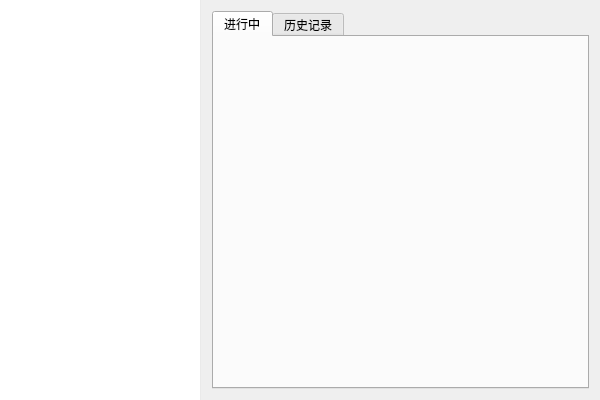
The window that MeetingManager/MeetingManager/MeetingManager.ui (hyq5436/playground) describes before a commit, drawn with Qt 5.
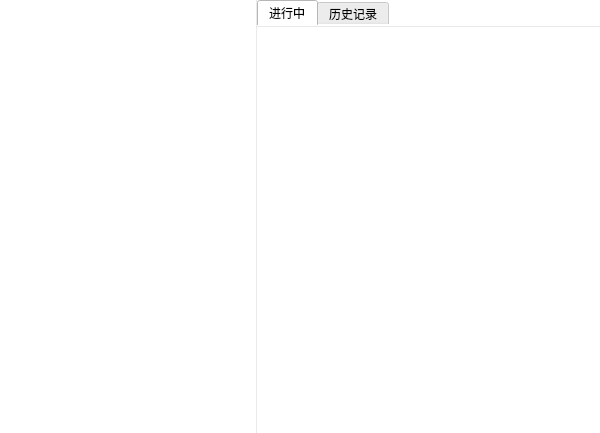
The same window after the commit. The open tabs and pages were chosen to show the change. Custom widgets are drawn as their Qt base class.

Diff of the .ui file:
```diff
--- a/MeetingManager/MeetingManager/MeetingManager.ui
+++ b/MeetingManager/MeetingManager/MeetingManager.ui
@@ -7,13 +7,13 @@
     <x>0</x>
     <y>0</y>
     <width>600</width>
-    <height>400</height>
+    <height>433</height>
    </rect>
   </property>
   <property name="windowTitle">
    <string>MeetingManager</string>
   </property>
-  <layout class="QHBoxLayout" name="horizontalLayout" stretch="1,0,2">
+  <layout class="QHBoxLayout" name="horizontalLayout" stretch="0,0,1">
    <property name="spacing">
     <number>0</number>
    </property>
@@ -72,20 +72,71 @@
    </item>
    <item>
     <widget class="QStackedWidget" name="stackedWidget">
+     <property name="lineWidth">
+      <number>0</number>
+     </property>
      <property name="currentIndex">
-      <number>0</number>
+      <number>2</number>
      </property>
+     <widget class="VoiceLaunchWidget" name="page_1"/>
      <widget class="QWidget" name="page">
+      <property name="autoFillBackground">
+       <bool>false</bool>
+      </property>
+      <property name="styleSheet">
+       <string notr="true">background-color:white;</string>
+      </property>
       <layout class="QVBoxLayout" name="verticalLayout">
+       <property name="spacing">
+        <number>0</number>
+       </property>
+       <property name="leftMargin">
+        <number>0</number>
+       </property>
+       <property name="topMargin">
+        <number>0</number>
+       </property>
+       <property name="rightMargin">
+        <number>0</number>
+       </property>
+       <property name="bottomMargin">
+        <number>0</number>
+       </property>
        <item>
         <widget class="UnderlineTabWidget" name="tabWidget">
+         <property name="cursor">
+          <cursorShape>ArrowCursor</cursorShape>
+         </property>
+         <property name="styleSheet">
+          <string notr="true">QTabWidget:pane{
+	border: 1px solid none; 
+	border-top-color: #eaeaea;
+}</string>
+         </property>
          <property name="currentIndex">
-          <number>1</number>
+          <number>0</number>
          </property>
          <widget class="QWidget" name="tab">
           <attribute name="title">
            <string>进行中</string>
           </attribute>
+          <layout class="QVBoxLayout" name="verticalLayout_3">
+           <property name="spacing">
+            <number>0</number>
+           </property>
+           <property name="leftMargin">
+            <number>0</number>
+           </property>
+           <property name="topMargin">
+            <number>0</number>
+           </property>
+           <property name="rightMargin">
+            <number>0</number>
+           </property>
+           <property name="bottomMargin">
+            <number>0</number>
+           </property>
+          </layout>
          </widget>
          <widget class="QWidget" name="tab_2">
           <attribute name="title">
@@ -96,7 +147,7 @@
        </item>
       </layout>
      </widget>
-     <widget class="QWidget" name="page_2"/>
+     <widget class="MeetingListView" name="page_2"/>
     </widget>
    </item>
   </layout>
@@ -109,6 +160,18 @@
    <header>UnderlineTabWidget.h</header>
    <container>1</container>
   </customwidget>
+  <customwidget>
+   <class>VoiceLaunchWidget</class>
+   <extends>QWidget</extends>
+   <header>VoiceLaunchWidget.h</header>
+   <container>1</container>
+  </customwidget>
+  <customwidget>
+   <class>MeetingListView</class>
+   <extends>QWidget</extends>
+   <header>MeetingListView.h</header>
+   <container>1</container>
+  </customwidget>
  </customwidgets>
  <resources>
   <include location="MeetingManager.qrc"/>
```
